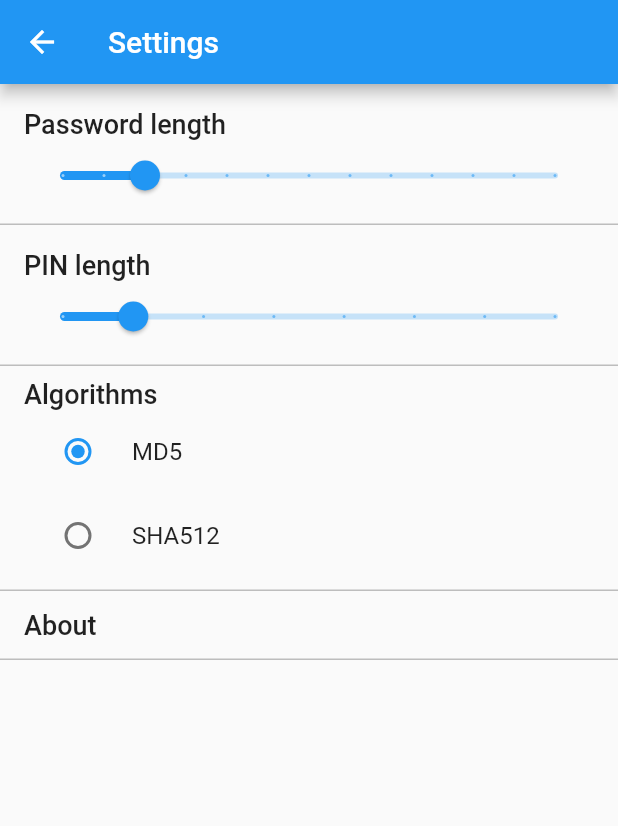
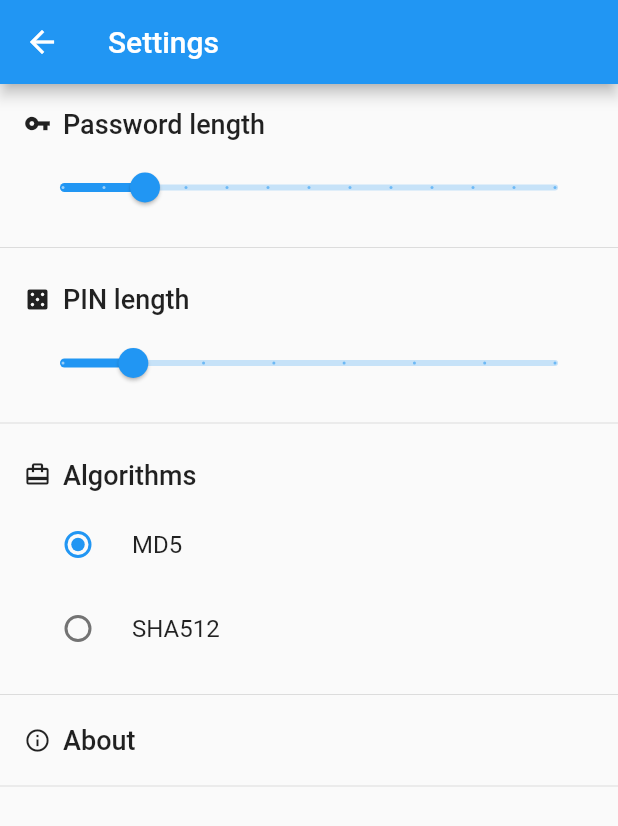
Before and after one commit to najeira/genpass, a Flutter app: the screen it shows after launch, after a tap on the "visibility off" icon, after a tap on the "settings" icon, on a phone screen of 412 x 824 dp. Shown: the top 826 px of the screen. Run offline on Flutter 3.47's test engine with Material 2 defaults, Android fonts, the light colour scheme and no system bars; our stand-ins replace shared_preferences.

Commit message:
refactor: settings

```diff
--- a/lib/main.dart
+++ b/lib/main.dart
@@ -109,7 +109,7 @@ class _GenPassPageState extends State<GenPassPage> with WidgetsBindingObserver {
             Container(
               padding: const EdgeInsets.fromLTRB(8.0, 16.0, 8.0, 0.0),
               child: _ResultRow(
-                icon: Icons.vpn_key,
+                icon: kIconPassword,
                 textNotifier: data.passNotifier,
                 onCopy: (String value) {
                   _onCopyTextToClipboard(context, "Password", value);
@@ -119,7 +119,7 @@ class _GenPassPageState extends State<GenPassPage> with WidgetsBindingObserver {
             Container(
               padding: const EdgeInsets.fromLTRB(8.0, 8.0, 8.0, 8.0),
               child: _ResultRow(
-                icon: Icons.casino,
+                icon: kIconPin,
                 textNotifier: data.pinNotifier,
                 onCopy: (String value) {
                   _onCopyTextToClipboard(context, "PIN", value);
--- a/lib/model.dart
+++ b/lib/model.dart
@@ -2,6 +2,10 @@ import 'package:flutter/material.dart';
 
 import 'crypto.dart';
 import 'service.dart';
+
+const IconData kIconPassword = Icons.vpn_key;
+const IconData kIconPin = Icons.casino;
+const IconData kIconAlgorithm = Icons.card_travel;
 
 class GenPassData {
   final ValueNotifier<Settings> settingsNotifier = ValueNotifier<Settings>(Settings());
--- a/lib/settings.dart
+++ b/lib/settings.dart
@@ -1,4 +1,5 @@
 import 'package:flutter/material.dart';
+import 'package:genpass/model.dart';
 
 import 'service.dart';
 
@@ -9,214 +10,284 @@ class SettingsPage extends StatefulWidget {
 
   @override
   State<StatefulWidget> createState() {
-    return SettingsPageState();
+    return _SettingsPageState();
   }
 }
 
-class SettingsPageState extends State<SettingsPage> {
-  bool confirmAlgorithm = false;
-
-  int passwordLength = 10;
-  int pinLength = 4;
-  HashAlgorithm hashAlgorithm = HashAlgorithm.md5;
+class _SettingsPageState extends State<SettingsPage> {
+  final ValueNotifier<int> passwordLengthNotifier = ValueNotifier<int>(10);
+  final ValueNotifier<int> pinLengthNotifier = ValueNotifier<int>(4);
+  final ValueNotifier<HashAlgorithm> hashAlgorithmNotifier = ValueNotifier<HashAlgorithm>(HashAlgorithm.md5);
 
   @override
   void initState() {
     super.initState();
-    passwordLength = widget.settings.passwordLength;
-    pinLength = widget.settings.pinLength;
-    hashAlgorithm = widget.settings.hashAlgorithm;
+    passwordLengthNotifier.value = widget.settings.passwordLength;
+    pinLengthNotifier.value = widget.settings.pinLength;
+    hashAlgorithmNotifier.value = widget.settings.hashAlgorithm;
   }
 
   @override
   Widget build(BuildContext context) {
-    final BoxDecoration decoration = BoxDecoration(
-      border: Border(
-        bottom: BorderSide(color: Colors.grey[400], width: 1.0)),
-    );
-
     return Scaffold(
       appBar: AppBar(
-        title: Text("Settings"),
+        title: const Text("Settings"),
         leading: IconButton(
           icon: const BackButtonIcon(),
           tooltip: 'Back',
           onPressed: () {
-            Navigator.of(context).maybePop(Settings(
-              passwordLength: passwordLength,
-              pinLength: pinLength,
-              hashAlgorithm: hashAlgorithm,
-            ));
-          }
+            Navigator.of(context).maybePop(
+              Settings(
+                passwordLength: passwordLengthNotifier.value,
+                pinLength: pinLengthNotifier.value,
+                hashAlgorithm: hashAlgorithmNotifier.value,
+              ),
+            );
+          },
         ),
       ),
       body: ListView(
         children: <Widget>[
           Container(
             padding: const EdgeInsets.fromLTRB(16.0, 16.0, 16.0, 8.0),
-            decoration: decoration,
-            child: buildSlider(
-              context,
+            child: _Slider(
+              valueNotifier: passwordLengthNotifier,
               title: "Password length",
-              value: passwordLength,
+              icon: kIconPassword,
               min: 8,
               max: 20,
-              onChanged: (int value) {
-                setState(() {
-                  passwordLength = value;
-                });
-              },
             ),
           ),
+          const Divider(),
           Container(
             padding: const EdgeInsets.fromLTRB(16.0, 16.0, 16.0, 8.0),
-            decoration: decoration,
-            child: buildSlider(
-              context,
+            child: _Slider(
+              valueNotifier: pinLengthNotifier,
               title: "PIN length",
-              value: pinLength,
+              icon: kIconPin,
               min: 3,
               max: 10,
-              onChanged: (int value) {
-                setState(() {
-                  pinLength = value;
-                });
-              },
             ),
           ),
+          const Divider(),
           Container(
-            padding: const EdgeInsets.fromLTRB(16.0, 8.0, 16.0, 8.0),
-            decoration: decoration,
-            child: Column(
-              crossAxisAlignment: CrossAxisAlignment.start,
-              children: <Widget>[
-                Text("Algorithms", style: const TextStyle(
-                  fontSize: 18.0,
-                  fontWeight: FontWeight.w500,
-                )),
-                RadioListTile<HashAlgorithm>(
-                  title: Text("MD5"),
-                  value: HashAlgorithm.md5,
-                  groupValue: hashAlgorithm,
-                  onChanged: onHashAlgorithmChanged,
+            padding: const EdgeInsets.fromLTRB(16.0, 16.0, 16.0, 8.0),
+            child: _Algorithms(valueNotifier: hashAlgorithmNotifier),
           ),
-                RadioListTile<HashAlgorithm>(
-                  title: Text("SHA512"),
-                  value: HashAlgorithm.sha512,
-                  groupValue: hashAlgorithm,
-                  onChanged: onHashAlgorithmChanged,
+          const Divider(),
+          buildItem(
+            context,
+            title: "About",
+            icon: Icons.info_outline,
+            value: "about",
           ),
-              ],
-            ),
-          ),
-          buildItem(context, title: "About", value: "about", decoration: decoration),
+          const Divider(),
         ],
       ),
     );
   }
 
-  Widget buildSlider(BuildContext context, {
+  Widget buildItem(
+    BuildContext context, {
     String title,
-    int value,
-    int min,
-    int max,
-    ValueChanged<int> onChanged,
+    IconData icon,
+    String value,
+    BoxDecoration decoration,
   }) {
+    return InkWell(
+      onTap: () {
+        _onItemPressed(value);
+      },
+      child: Container(
+        padding: const EdgeInsets.fromLTRB(16.0, 12.0, 16.0, 4.0),
+        decoration: decoration,
+        child: _Caption(
+          icon: icon,
+          title: title,
+        ),
+      ),
+    );
+  }
+
+  void _onItemPressed(String value) {
+    switch (value) {
+      case "about":
+        showDialog(
+          context: context,
+          builder: (BuildContext context) {
+            return SimpleDialog(
+              children: <Widget>[
+                Container(
+                  padding: const EdgeInsets.fromLTRB(16.0, 8.0, 16.0, 8.0),
+                  child: Column(
+                    crossAxisAlignment: CrossAxisAlignment.start,
+                    children: const <Widget>[
+                      Text("GenPass app is made by najeira."),
+                      Text("Icon made by Freepik from www.flaticon.com"),
+                    ],
+                  ),
+                ),
+              ],
+            );
+          },
+        );
+        break;
+    }
+  }
+}
+
+class _Slider extends StatelessWidget {
+  _Slider({
+    @required this.valueNotifier,
+    @required this.icon,
+    @required this.title,
+    @required this.min,
+    @required this.max,
+  });
+
+  final ValueNotifier<int> valueNotifier;
+  final IconData icon;
+  final String title;
+  final int min;
+  final int max;
+
+  @override
+  Widget build(BuildContext context) {
     return Column(
       crossAxisAlignment: CrossAxisAlignment.start,
       children: <Widget>[
-        Text(title, style: const TextStyle(
-          fontSize: 18.0,
-          fontWeight: FontWeight.w500,
-        )),
-        Slider(
+        _Caption(
+          title: title,
+          icon: icon,
+        ),
+        ValueListenableBuilder<int>(
+          valueListenable: valueNotifier,
+          builder: (BuildContext context, int value, Widget child) {
+            return Slider(
               label: value.toString(),
               value: value.toDouble(),
               min: min.toDouble(),
               max: max.toDouble(),
               divisions: (max - min),
               onChanged: (double value) {
-            if (onChanged != null) {
-              onChanged(value.toInt());
-            }
+                valueNotifier.value = value.toInt();
+              },
+            );
           },
         ),
       ],
     );
   }
+}
 
-  Widget buildItem(BuildContext context, {
-    String title,
-    String value,
-    BoxDecoration decoration,
-  }) {
-    return InkWell(
-      onTap: () {
-        onItemPressed(value);
+class _Algorithms extends StatefulWidget {
+  _Algorithms({
+    @required this.valueNotifier,
+  });
+
+  final ValueNotifier<HashAlgorithm> valueNotifier;
+
+  @override
+  _AlgorithmsState createState() => _AlgorithmsState();
+}
+
+class _AlgorithmsState extends State<_Algorithms> {
+  bool confirmChanging = false;
+
+  @override
+  Widget build(BuildContext context) {
+    return ValueListenableBuilder<HashAlgorithm>(
+      valueListenable: widget.valueNotifier,
+      builder: (BuildContext context, HashAlgorithm value, Widget child) {
+        return Column(
+          crossAxisAlignment: CrossAxisAlignment.start,
+          children: <Widget>[
+            const _Caption(
+              title: "Algorithms",
+              icon: kIconAlgorithm,
+            ),
+            RadioListTile<HashAlgorithm>(
+              title: const Text("MD5"),
+              value: HashAlgorithm.md5,
+              groupValue: value,
+              onChanged: _onHashAlgorithmChanged,
+            ),
+            RadioListTile<HashAlgorithm>(
+              title: const Text("SHA512"),
+              value: HashAlgorithm.sha512,
+              groupValue: value,
+              onChanged: _onHashAlgorithmChanged,
+            ),
+          ],
+        );
       },
-      child: Container(
-        padding: const EdgeInsets.fromLTRB(16.0, 12.0, 16.0, 12.0),
-        decoration: decoration,
-        child: Text(title, style: const TextStyle(
-          fontSize: 18.0,
-          fontWeight: FontWeight.w500,
-        )),
-      ),
     );
   }
 
-  void onItemPressed(String value) {
-    switch (value) {
-      case "about":
-        showDialog(context: context, child: SimpleDialog(
-          children: <Widget>[
-            Container(
-              padding: const EdgeInsets.fromLTRB(16.0, 8.0, 16.0, 8.0),
-              child: Text("Icon made by Freepik from www.flaticon.com"),
-            ),
-          ],
-        ));
-        break;
-    }
-  }
-
-  void onHashAlgorithmChanged(HashAlgorithm value) {
-    if (confirmAlgorithm) {
-      setState(() {
-        hashAlgorithm = value;
-      });
+  void _onHashAlgorithmChanged(HashAlgorithm value) {
+    if (confirmChanging) {
+      widget.valueNotifier.value = value;
       return;
     }
 
-    var future = showDialog<bool>(
+    showDialog<bool>(
       context: context,
       child: AlertDialog(
-        content: Text(
-          "Changing the algorithm changes the generated password.",
-          maxLines: null),
+        content: const Text("Changing the algorithm changes the generating password."),
         actions: <Widget>[
           FlatButton(
-            child: Text("Cacel"),
+            child: const Text("Cancel"),
             onPressed: () {
               Navigator.of(context).pop(false);
             },
           ),
           FlatButton(
-            child: Text("OK"),
+            child: const Text("OK"),
             onPressed: () {
               Navigator.of(context).pop(true);
             },
           ),
         ],
       ),
-    );
-    future.then((bool confirm) {
+    ).then((bool confirm) {
       if (confirm) {
-        setState(() {
-          confirmAlgorithm = true;
-          hashAlgorithm = value;
-        });
+        confirmChanging = true;
+        widget.valueNotifier.value = value;
       }
     });
   }
 }
+
+class _Caption extends StatelessWidget {
+  const _Caption({
+    @required this.icon,
+    @required this.title,
+  });
+
+  final IconData icon;
+  final String title;
+
+  @override
+  Widget build(BuildContext context) {
+    const double fontSize = 18.0;
+    return Padding(
+      padding: const EdgeInsets.only(bottom: 8.0),
+      child: Row(
+        children: <Widget>[
+          Icon(
+            icon,
+            size: fontSize,
+          ),
+          const SizedBox(width: 8.0),
+          Text(
+            title,
+            style: const TextStyle(
+              fontSize: fontSize,
+              fontWeight: FontWeight.w500,
+            ),
+          ),
+        ],
+      ),
+    );
+  }
+}
```
Lines whose indentation alone changed are shown as unchanged.
